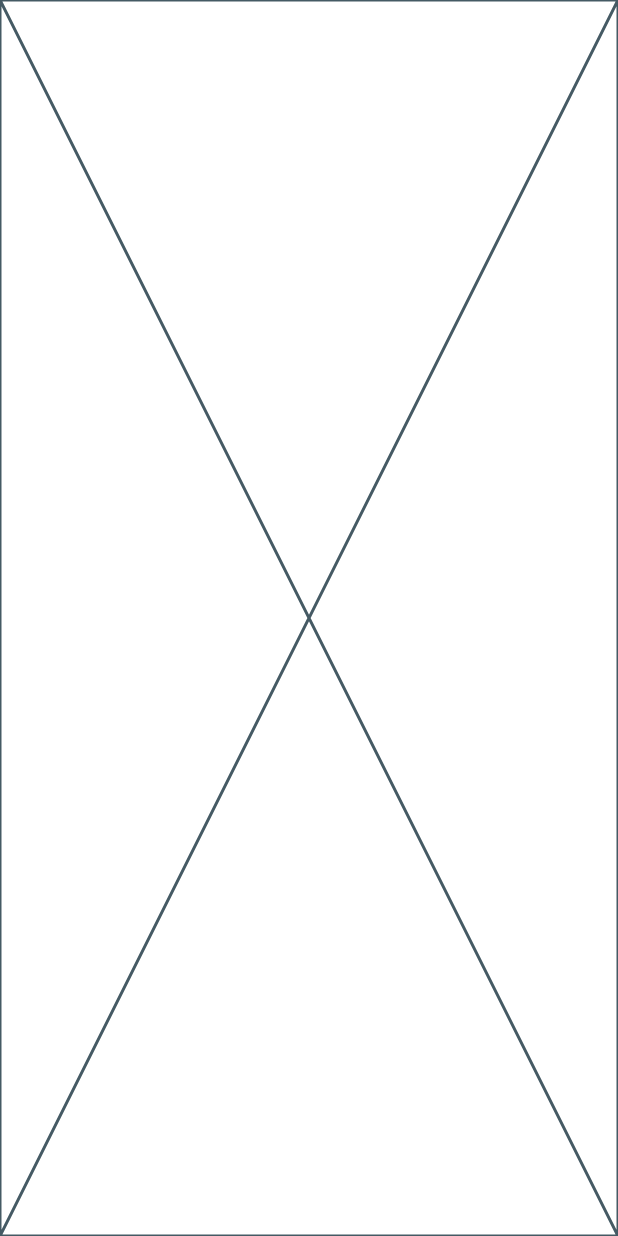
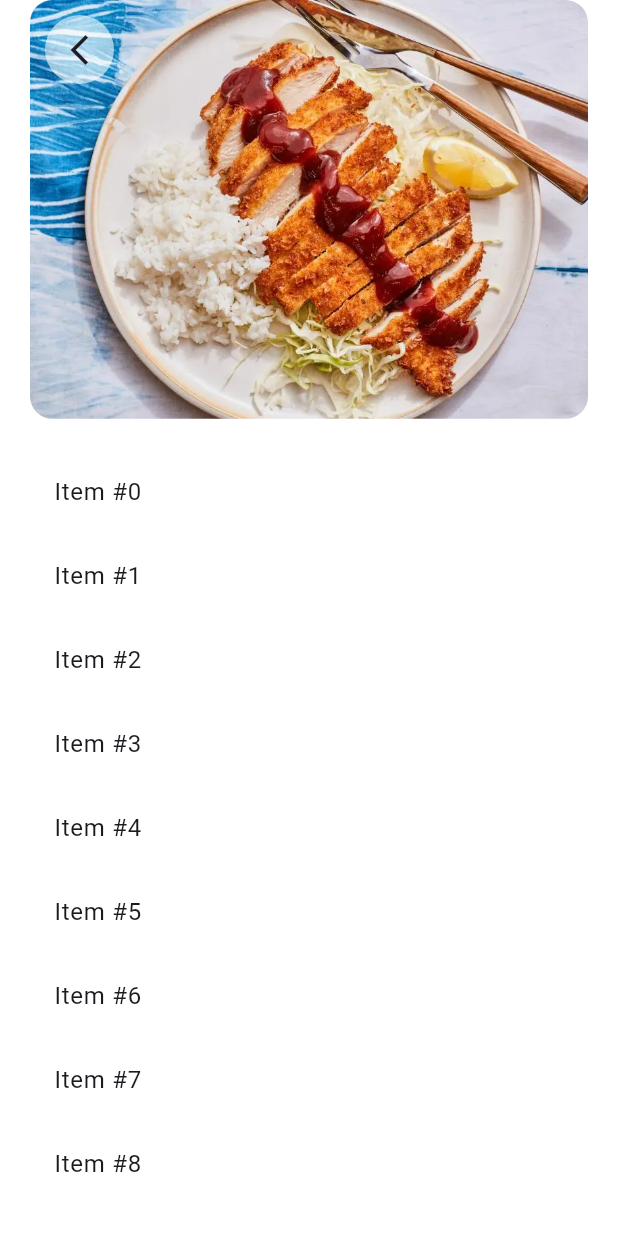
Before and after one commit to devlogio/recipes, a Flutter app: the screen it shows after launch, after a tap on "Pork Chops", on a phone screen of 412 x 824 dp. Run offline on Flutter 3.47's test engine with Material 3 defaults, Android fonts, the phone set to English and light mode, and no system bars; our stand-ins replace carousel_slider.

Commit message:
Adding basic recipe view

```diff
--- a/lib/main.dart
+++ b/lib/main.dart
@@ -41,7 +41,9 @@ class _MyHomePageState extends State<MyHomePage> {
         openRecipe: changeView,
       );
     } else {
-      return RecipeView();
+      return RecipeView(
+        back: changeView,
+      );
     }
   }
 
--- a/lib/ui/recipe_view.dart
+++ b/lib/ui/recipe_view.dart
@@ -1,10 +1,54 @@
 import 'package:flutter/material.dart';
 
 class RecipeView extends StatelessWidget {
-  const RecipeView({super.key});
+  final Function back;
+  const RecipeView({super.key, required this.back});
 
   @override
   Widget build(BuildContext context) {
-    return const Placeholder();
+    return Container(
+      margin: const EdgeInsets.only(right: 20.0, left: 20.0),
+      child: CustomScrollView(
+        slivers: [
+          SliverAppBar(
+            leading: GestureDetector(
+              onTap: () {
+                back('home');
+              },
+              child: Container(
+                margin: EdgeInsets.only(
+                  top: 10.0,
+                  left: 10.0,
+                ),
+                decoration: BoxDecoration(
+                  color: const Color.fromARGB(150, 255, 255, 255),
+                  borderRadius: BorderRadius.circular(50),
+                ),
+                child: const Icon(Icons.arrow_back_ios_new),
+              ),
+            ),
+            flexibleSpace: const ClipRRect(
+              borderRadius: BorderRadius.all(
+                Radius.circular(15.0),
+              ),
+              child: Image(
+                image: AssetImage('images/Chicken_Katsu.webp'),
+                fit: BoxFit.cover,
+              ),
+            ),
+            expandedHeight: 300.0,
+            backgroundColor: Colors.white,
+          ),
+          SliverList(
+            delegate: SliverChildBuilderDelegate(
+              (context, index) => ListTile(
+                title: Text('Item #$index'),
+              ),
+              childCount: 1000,
+            ),
+          ),
+        ],
+      ),
+    );
   }
 }
```
